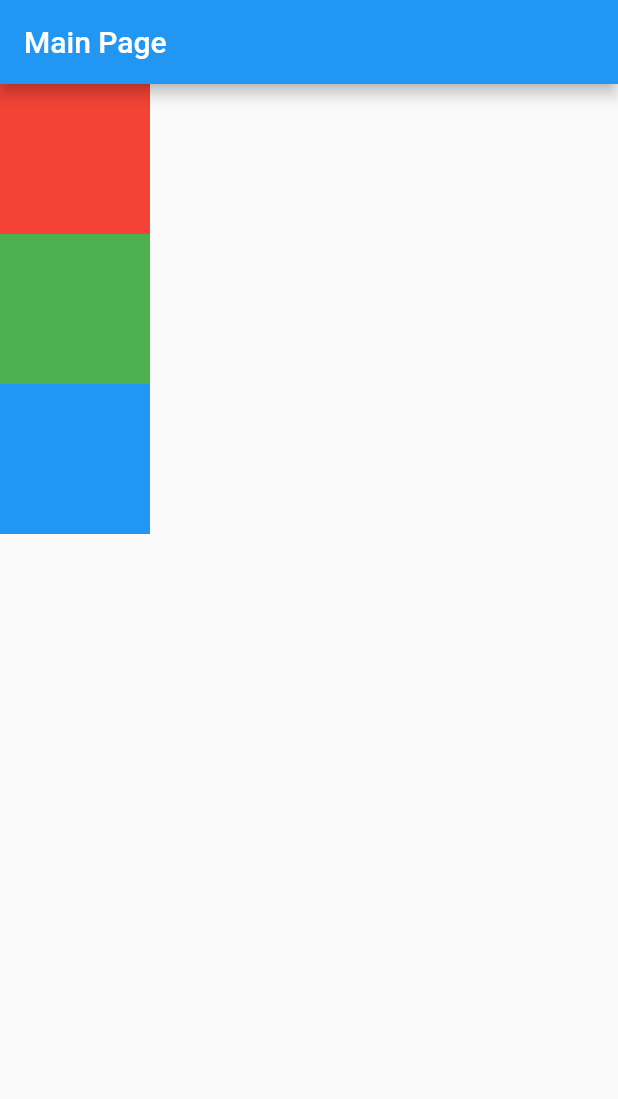
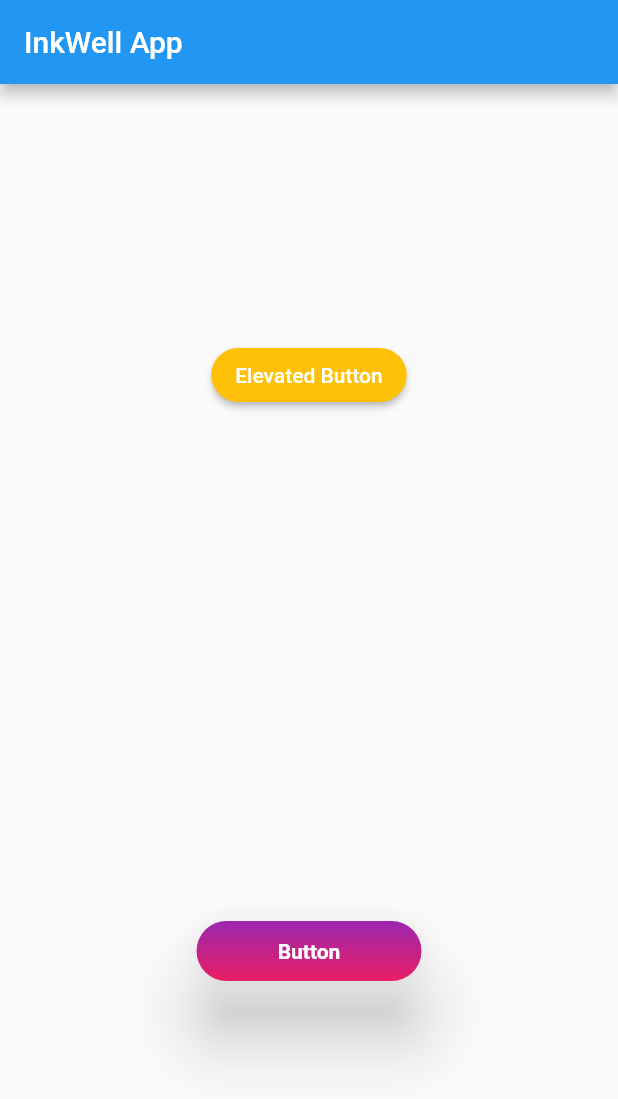
Before and after one commit to putranurf/hello-flutter, a Flutter app: the screen it shows after launch, on a phone screen of 412 x 824 dp. Shown: the top 1099 px of the screen. Run offline on Flutter 3.47's test engine with Material 2 defaults, Android fonts, the phone set to English and light mode, and no system bars.

Commit message:
Training InkWell

```diff
--- a/lib/main.dart
+++ b/lib/main.dart
@@ -19,7 +19,8 @@ void main() {
   // runApp(const AppBarExampleApp());
   // runApp(const CardWidgetApp());
   // runApp(const TextFieldWidgetApp());
-  runApp(const MediaQueryApp());
+  // runApp(const MediaQueryApp());
+  runApp(const InkWellApp());
 }
 
 // class TextApp extends StatelessWidget {
@@ -795,13 +796,75 @@ void main() {
 //   }
 // }
 
-class MediaQueryApp extends StatelessWidget {
-  const MediaQueryApp({super.key});
+// class MediaQueryApp extends StatelessWidget {
+//   const MediaQueryApp({super.key});
+
+//   @override
+//   Widget build(BuildContext context) {
+//     return MaterialApp(
+//       home: MainPage(),
+//     );
+//   }
+// }
+
+class InkWellApp extends StatelessWidget {
+  const InkWellApp({super.key});
 
   @override
   Widget build(BuildContext context) {
     return MaterialApp(
-      home: MainPage(),
+      home: Scaffold(
+        appBar: AppBar(
+          title: Text("InkWell App"),
+        ),
+        body: Center(
+          child: Column(
+            mainAxisAlignment: MainAxisAlignment.spaceAround,
+            children: <Widget>[
+              ElevatedButton(
+                onPressed: () {},
+                child: Text("Elevated Button"),
+                style: ElevatedButton.styleFrom(
+                    primary: Colors.amber, shape: StadiumBorder()),
+              ),
+              Material(
+                elevation: 20,
+                borderRadius: BorderRadius.circular(20),
+                child: Container(
+                  width: 150,
+                  height: 40,
+                  decoration: BoxDecoration(
+                    borderRadius: BorderRadius.circular(20),
+                    gradient: LinearGradient(
+                      colors: [Colors.purple, Colors.pink],
+                      begin: Alignment.topCenter,
+                      end: Alignment.bottomCenter,
+                    ),
+                  ),
+                  child: Material(
+                    borderRadius: BorderRadius.circular(20),
+                    color: Colors.transparent,
+                    child: InkWell(
+                      splashColor: Colors.amber,
+                      borderRadius: BorderRadius.circular(20),
+                      onTap: () {},
+                      child: Center(
+                        child: Text(
+                          "Button",
+                          style: TextStyle(
+                            color: Colors.white,
+                            fontWeight: FontWeight.w600,
+                          ),
+                        ),
+                      ),
+                    ),
+                  ),
+                ),
+              )
+            ],
+          ),
+        ),
+      ),
     );
   }
 }
```
